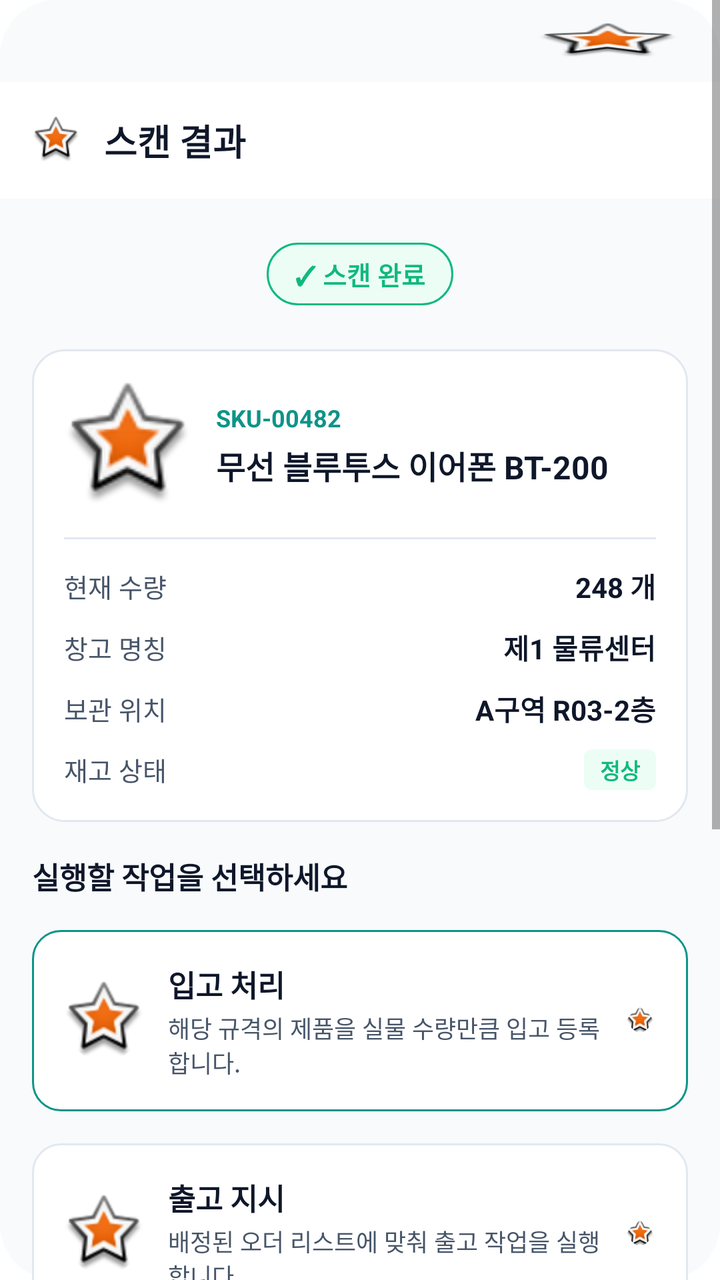
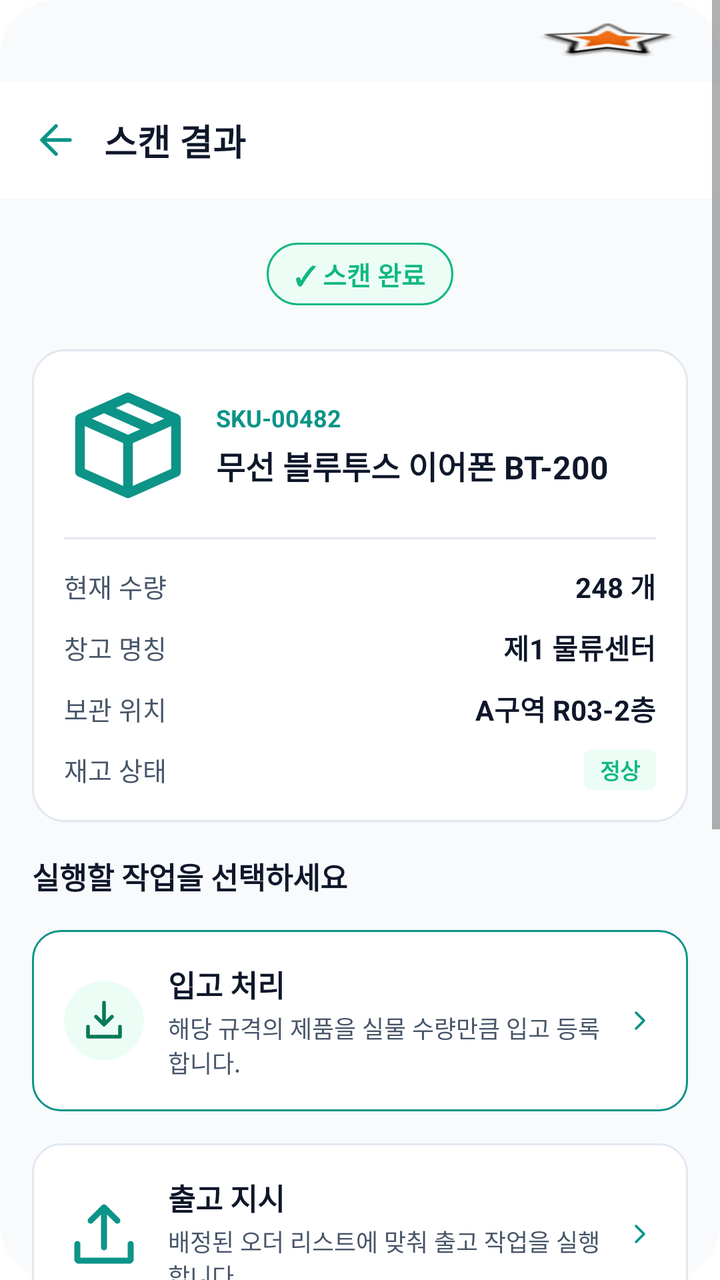

Compare the two renders of this Android layout. The source of the first and the diff that turns it into the second are given below.
<!-- AndroidManifest.xml: application theme Theme.MaterialComponents.DayNight.NoActionBar -->
<!-- res/layout/activity_scan_result.xml -->
<LinearLayout 
	xmlns:android="http://schemas.android.com/apk/res/android"
	xmlns:tools="http://schemas.android.com/tools"
	xmlns:app="http://schemas.android.com/apk/res-auto"
	android:background="#FFFFFF"
	android:clipChildren="false"
	android:clipToPadding="false"
	android:orientation="vertical"
	android:layout_width="match_parent"
	android:layout_height="match_parent">
	<ScrollView 
		android:clipChildren="false"
		android:clipToPadding="false"
		android:id="@+id/rdcsehdmsfye"
		android:layout_width="match_parent"
		android:layout_height="wrap_content"
		android:layout_weight="1"
		android:background="@drawable/cr28bf8fafc">
		<LinearLayout
			android:layout_width="match_parent"
			android:layout_height="match_parent"
			android:clipChildren="false"
			android:clipToPadding="false"
			android:orientation="vertical">
			<LinearLayout
				android:id="@+id/rfrh4q7hemj6"
				android:layout_width="match_parent"
				android:layout_height="wrap_content"
				android:layout_marginBottom="127dp"
				android:orientation="vertical">
				<LinearLayout
					android:id="@+id/rq9xneyfrsue"
					android:layout_width="match_parent"
					android:layout_height="wrap_content"
					android:gravity="center_vertical"
					android:paddingVertical="11dp"
					android:paddingHorizontal="20dp"
					android:orientation="horizontal">
					<TextView
						android:id="@+id/ru7umkbca5e"
						android:textColor="#0F172A"
						android:textSize="14sp"
						android:textStyle="bold"
						android:layout_height="wrap_content"
						android:layout_width="wrap_content"
						android:text=""
					/>
					<View
						android:layout_width="0dp"
						android:layout_height="0dp"
						android:layout_weight="1"
					 />
					<ImageView
						android:id="@+id/rs501264yjoh"
						android:layout_width="72dp"
						android:layout_height="18dp"
						android:src="@android:drawable/star_big_on"
						android:scaleType="fitXY"
					/>
				</LinearLayout>
				<LinearLayout
					android:id="@+id/rzfcksk6tl7q"
					android:layout_width="match_parent"
					android:layout_height="wrap_content"
					android:gravity="center_vertical"
					android:background="#FFFFFF"
					android:paddingVertical="16dp"
					android:paddingLeft="16dp"
					android:orientation="horizontal">
					<ImageView
						android:id="@+id/rtyhqvwzh9v"
						android:layout_width="24dp"
						android:layout_height="24dp"
						android:layout_marginEnd="12dp"
						android:src="@android:drawable/star_big_on"
						android:scaleType="fitXY"
					/>
					<TextView
						android:id="@+id/r3e0kybuh8hp"
						android:textColor="#0F172A"
						android:textSize="18sp"
						android:textStyle="bold"
						android:layout_height="wrap_content"
						android:layout_width="wrap_content"
						android:text="스캔 결과"
					/>
				</LinearLayout>
				<LinearLayout
					android:id="@+id/r90j1a6wdkji"
					android:layout_width="match_parent"
					android:layout_height="wrap_content"
					android:paddingVertical="16dp"
					android:paddingRight="16dp"
					android:orientation="vertical">
					<LinearLayout
						android:id="@+id/rfkdaclsfsdr"
						android:layout_width="match_parent"
						android:layout_height="wrap_content"
						android:gravity="center_horizontal"
						android:paddingVertical="6dp"
						android:layout_marginBottom="16dp"
						android:layout_marginStart="16dp"
						android:orientation="vertical">
						<LinearLayout
							android:id="@+id/rezvoesofeq"
							android:layout_width="wrap_content"
							android:layout_height="wrap_content"
							android:background="@drawable/s10b981sw1cr100becfdf5"
							android:paddingVertical="6dp"
							android:paddingHorizontal="14dp"
							android:clickable="true"
							android:focusable="true"
							android:orientation="vertical">
							<TextView
								android:id="@+id/rcxmwib4x7y8"
								android:textColor="#10B981"
								android:textSize="13sp"
								android:textStyle="bold"
								android:layout_height="wrap_content"
								android:layout_width="wrap_content"
								android:text="✓ 스캔 완료"
							/>
						</LinearLayout>
					</LinearLayout>
					<LinearLayout
						android:id="@+id/r68s6le8w8cv"
						android:layout_width="match_parent"
						android:layout_height="wrap_content"
						android:background="@drawable/se2e8f0sw1cr16bffffff"
						android:padding="16dp"
						android:layout_marginBottom="16dp"
						android:layout_marginStart="16dp"
						android:orientation="vertical">
						<LinearLayout
							android:id="@+id/rfy8uea1lcas"
							android:layout_width="match_parent"
							android:layout_height="wrap_content"
							android:gravity="center_vertical"
							android:layout_marginBottom="14dp"
							android:orientation="horizontal">
							<com.google.android.material.imageview.ShapeableImageView
								android:id="@+id/rehogsrtzjtt"
								app:shapeAppearanceOverlay="@style/cr8"
								android:layout_width="64dp"
								android:layout_height="64dp"
								android:layout_marginEnd="12dp"
								android:src="@android:drawable/star_big_on"
								android:scaleType="fitXY"
							/>
							<LinearLayout
								android:id="@+id/rp1xkib981o"
								android:layout_width="0dp"
								android:layout_height="wrap_content"
								android:layout_weight="1"
								android:orientation="vertical">
								<TextView
									android:id="@+id/rf3ig0l2b2fp"
									android:textColor="#0D9488"
									android:textSize="12sp"
									android:textStyle="bold"
									android:layout_marginBottom="4dp"
									android:layout_height="wrap_content"
									android:layout_width="wrap_content"
									android:text="SKU-00482"
								/>
								<TextView
									android:id="@+id/r238j57bcx7l"
									android:textColor="#0F172A"
									android:textSize="16sp"
									android:textStyle="bold"
									android:layout_height="wrap_content"
									android:layout_width="wrap_content"
									android:text="무선 블루투스 이어폰 BT-200"
								/>
							</LinearLayout>
						</LinearLayout>
						<LinearLayout
							android:id="@+id/rq2vz677ztls"
							android:layout_width="match_parent"
							android:layout_height="1dp"
							android:background="#E2E8F0"
							android:layout_marginBottom="13dp"
							android:orientation="vertical">
						</LinearLayout>
						<LinearLayout
							android:id="@+id/r89q2pahstop"
							android:layout_width="match_parent"
							android:layout_height="wrap_content"
							android:orientation="vertical">
							<LinearLayout
								android:id="@+id/r8rc6or5mas4"
								android:layout_width="match_parent"
								android:layout_height="wrap_content"
								android:gravity="center_vertical"
								android:layout_marginBottom="10dp"
								android:orientation="horizontal">
								<TextView
									android:id="@+id/ryyj4ttc9bw7"
									android:textColor="#475569"
									android:textSize="13sp"
									android:layout_height="wrap_content"
									android:layout_width="wrap_content"
									android:text="현재 수량"
								/>
								<View
									android:layout_width="0dp"
									android:layout_height="0dp"
									android:layout_weight="1"
								 />
								<TextView
									android:id="@+id/rxz3a2iyt6wc"
									android:textColor="#0F172A"
									android:textSize="14sp"
									android:textStyle="bold"
									android:layout_height="wrap_content"
									android:layout_width="wrap_content"
									android:text="248 개"
								/>
							</LinearLayout>
							<LinearLayout
								android:id="@+id/rcoktz4ljdto"
								android:layout_width="match_parent"
								android:layout_height="wrap_content"
								android:gravity="center_vertical"
								android:layout_marginBottom="10dp"
								android:orientation="horizontal">
								<TextView
									android:id="@+id/racmun2edo25"
									android:textColor="#475569"
									android:textSize="13sp"
									android:layout_height="wrap_content"
									android:layout_width="wrap_content"
									android:text="창고 명칭"
								/>
								<View
									android:layout_width="0dp"
									android:layout_height="0dp"
									android:layout_weight="1"
								 />
								<TextView
									android:id="@+id/ryrvw3gcl4jh"
									android:textColor="#0F172A"
									android:textSize="14sp"
									android:textStyle="bold"
									android:layout_height="wrap_content"
									android:layout_width="wrap_content"
									android:text="제1 물류센터"
								/>
							</LinearLayout>
							<LinearLayout
								android:id="@+id/ria1gxcikasn"
								android:layout_width="match_parent"
								android:layout_height="wrap_content"
								android:gravity="center_vertical"
								android:layout_marginBottom="10dp"
								android:orientation="horizontal">
								<TextView
									android:id="@+id/rqtbhzok06m"
									android:textColor="#475569"
									android:textSize="13sp"
									android:layout_height="wrap_content"
									android:layout_width="wrap_content"
									android:text="보관 위치"
								/>
								<View
									android:layout_width="0dp"
									android:layout_height="0dp"
									android:layout_weight="1"
								 />
								<TextView
									android:id="@+id/rtjrgpugrbme"
									android:textColor="#0F172A"
									android:textSize="14sp"
									android:textStyle="bold"
									android:layout_height="wrap_content"
									android:layout_width="wrap_content"
									android:text="A구역 R03-2층"
								/>
							</LinearLayout>
							<LinearLayout
								android:id="@+id/r7flzn5smr2n"
								android:layout_width="match_parent"
								android:layout_height="wrap_content"
								android:gravity="center_vertical"
								android:orientation="horizontal">
								<TextView
									android:id="@+id/r3jpbv8o423l"
									android:textColor="#475569"
									android:textSize="13sp"
									android:layout_height="wrap_content"
									android:layout_width="wrap_content"
									android:text="재고 상태"
								/>
								<View
									android:layout_width="0dp"
									android:layout_height="0dp"
									android:layout_weight="1"
								 />
								<LinearLayout
									android:id="@+id/r0wrk4mdta09f"
									android:layout_width="wrap_content"
									android:layout_height="wrap_content"
									android:background="@drawable/cr4becfdf5"
									android:paddingVertical="2dp"
									android:paddingHorizontal="8dp"
									android:orientation="vertical">
									<TextView
										android:id="@+id/r1nwxsmy5ffa"
										android:textColor="#10B981"
										android:textSize="11sp"
										android:textStyle="bold"
										android:layout_height="wrap_content"
										android:layout_width="wrap_content"
										android:text="정상"
									/>
								</LinearLayout>
							</LinearLayout>
						</LinearLayout>
					</LinearLayout>
					<TextView
						android:id="@+id/rknp2lu8uz6r"
						android:textColor="#0F172A"
						android:textSize="15sp"
						android:textStyle="bold"
						android:layout_marginBottom="16dp"
						android:layout_marginStart="16dp"
						android:layout_height="wrap_content"
						android:layout_width="wrap_content"
						android:text="실행할 작업을 선택하세요"
					/>
					<LinearLayout
						android:id="@+id/rfnljtjhyu1u"
						android:layout_width="match_parent"
						android:layout_height="wrap_content"
						android:gravity="center_vertical"
						android:background="@drawable/s0d9488sw1cr14bffffff"
						android:padding="16dp"
						android:layout_marginBottom="16dp"
						android:layout_marginStart="16dp"
						android:orientation="horizontal">
						<com.google.android.material.imageview.ShapeableImageView
							android:id="@+id/rljv96qxzirl"
							app:shapeAppearanceOverlay="@style/cr20"
							android:layout_width="40dp"
							android:layout_height="40dp"
							android:layout_marginEnd="12dp"
							android:src="@android:drawable/star_big_on"
							android:scaleType="fitXY"
						/>
						<LinearLayout
							android:id="@+id/rngdg3vwil0f"
							android:layout_width="0dp"
							android:layout_height="wrap_content"
							android:layout_weight="1"
							android:layout_marginEnd="12dp"
							android:orientation="vertical">
							<TextView
								android:id="@+id/rbdbllrxtrsm"
								android:textColor="#0F172A"
								android:textSize="15sp"
								android:textStyle="bold"
								android:layout_marginBottom="2dp"
								android:layout_height="wrap_content"
								android:layout_width="wrap_content"
								android:text="입고 처리"
							/>
							<TextView
								android:id="@+id/ruxk4k1kuvbo"
								android:textColor="#475569"
								android:textSize="12sp"
								android:layout_height="wrap_content"
								android:layout_width="match_parent"
								android:layout_weight="1"
								android:text="해당 규격의 제품을 실물 수량만큼 입고 등록합니다."
							/>
						</LinearLayout>
						<com.google.android.material.imageview.ShapeableImageView
							android:id="@+id/r3ddcc042sha"
							app:shapeAppearanceOverlay="@style/cr14"
							android:layout_width="16dp"
							android:layout_height="16dp"
							android:src="@android:drawable/star_big_on"
							android:scaleType="fitXY"
						/>
					</LinearLayout>
					<LinearLayout
						android:id="@+id/rq7bwzi36q2"
						android:layout_width="match_parent"
						android:layout_height="wrap_content"
						android:gravity="center_vertical"
						android:background="@drawable/se2e8f0sw1cr14bffffff"
						android:padding="16dp"
						android:layout_marginBottom="16dp"
						android:layout_marginStart="16dp"
						android:orientation="horizontal">
						<com.google.android.material.imageview.ShapeableImageView
							android:id="@+id/r8amufvebl0f"
							app:shapeAppearanceOverlay="@style/cr20"
							android:layout_width="40dp"
							android:layout_height="40dp"
							android:layout_marginEnd="12dp"
							android:src="@android:drawable/star_big_on"
							android:scaleType="fitXY"
						/>
						<LinearLayout
							android:id="@+id/rllkder75hq"
							android:layout_width="0dp"
							android:layout_height="wrap_content"
							android:layout_weight="1"
							android:layout_marginEnd="12dp"
							android:orientation="vertical">
							<TextView
								android:id="@+id/rsgtca74n70s"
								android:textColor="#0F172A"
								android:textSize="15sp"
								android:textStyle="bold"
								android:layout_marginBottom="2dp"
								android:layout_height="wrap_content"
								android:layout_width="wrap_content"
								android:text="출고 지시"
							/>
							<TextView
								android:id="@+id/r3gdl2c169v8"
								android:textColor="#475569"
								android:textSize="12sp"
								android:layout_height="wrap_content"
								android:layout_width="match_parent"
								android:layout_weight="1"
								android:text="배정된 오더 리스트에 맞춰 출고 작업을 실행합니다."
							/>
						</LinearLayout>
						<com.google.android.material.imageview.ShapeableImageView
							android:id="@+id/r44bpz2b5xd"
							app:shapeAppearanceOverlay="@style/cr14"
							android:layout_width="16dp"
							android:layout_height="16dp"
							android:src="@android:drawable/star_big_on"
							android:scaleType="fitXY"
						/>
					</LinearLayout>
					<LinearLayout
						android:id="@+id/raymt3q45hzd"
						android:layout_width="match_parent"
						android:layout_height="wrap_content"
						android:gravity="center_vertical"
						android:background="@drawable/se2e8f0sw1cr14bffffff"
						android:padding="16dp"
						android:layout_marginStart="16dp"
						android:orientation="horizontal">
						<com.google.android.material.imageview.ShapeableImageView
							android:id="@+id/rt6mzo7uanci"
							app:shapeAppearanceOverlay="@style/cr20"
							android:layout_width="40dp"
							android:layout_height="40dp"
							android:layout_marginEnd="12dp"
							android:src="@android:drawable/star_big_on"
							android:scaleType="fitXY"
						/>
						<LinearLayout
							android:id="@+id/r69znh14de1"
							android:layout_width="0dp"
							android:layout_height="wrap_content"
							android:layout_weight="1"
							android:layout_marginEnd="12dp"
							android:orientation="vertical">
							<TextView
								android:id="@+id/rrrklxlqf94o"
								android:textColor="#0F172A"
								android:textSize="15sp"
								android:textStyle="bold"
								android:layout_marginBottom="2dp"
								android:layout_height="wrap_content"
								android:layout_width="wrap_content"
								android:text="재고 이동"
							/>
							<TextView
								android:id="@+id/rq9tjzxqiybm"
								android:textColor="#475569"
								android:textSize="12sp"
								android:layout_height="wrap_content"
								android:layout_width="match_parent"
								android:layout_weight="1"
								android:text="보관 랙 구역의 재배정 및 재고 간 위치 이동을 처리합니다."
							/>
						</LinearLayout>
						<com.google.android.material.imageview.ShapeableImageView
							android:id="@+id/rl3774ktjt5"
							app:shapeAppearanceOverlay="@style/cr14"
							android:layout_width="16dp"
							android:layout_height="16dp"
							android:src="@android:drawable/star_big_on"
							android:scaleType="fitXY"
						/>
					</LinearLayout>
				</LinearLayout>
			</LinearLayout>
			<RelativeLayout
				android:id="@+id/rgi27777ffr"
				android:layout_width="match_parent"
				android:layout_height="wrap_content"
				android:clipChildren="false"
				android:clipToPadding="false"
				>
				<LinearLayout
					android:layout_width="match_parent"
					android:layout_height="wrap_content"
					android:clipChildren="false"
					android:clipToPadding="false"
					android:orientation="vertical">
					<LinearLayout
						android:id="@+id/rj3svrdtvh4l"
						android:layout_width="match_parent"
						android:layout_height="wrap_content"
						android:background="#FFFFFF"
						android:paddingHorizontal="12dp"
						android:orientation="horizontal">
						<ImageView
							android:id="@+id/r8cwkejnored"
							android:layout_width="0dp"
							android:layout_height="52dp"
							android:layout_weight="1"
							android:layout_marginVertical="12dp"
							android:layout_marginEnd="44dp"
							android:src="@android:drawable/star_big_on"
							android:scaleType="fitXY"
						/>
						<LinearLayout
							android:id="@+id/roalju6p9meo"
							android:layout_width="0dp"
							android:layout_height="wrap_content"
							android:layout_weight="1"
							android:gravity="center_horizontal"
							android:paddingVertical="6dp"
							android:layout_marginTop="12dp"
							android:layout_marginEnd="11dp"
							android:orientation="vertical">
							<ImageView
								android:id="@+id/r3i2dsbbevnt"
								android:layout_width="22dp"
								android:layout_height="22dp"
								android:layout_marginBottom="4dp"
								android:src="@android:drawable/star_big_on"
								android:scaleType="fitXY"
							/>
							<TextView
								android:id="@+id/rndxioswbun"
								android:textColor="#475569"
								android:textSize="11sp"
								android:layout_height="wrap_content"
								android:layout_width="wrap_content"
								android:text="재고"
							/>
						</LinearLayout>
						<TextView
							android:id="@+id/rlbv93a9nj39"
							android:textColor="#0D9488"
							android:textSize="11sp"
							android:textStyle="bold"
							android:layout_marginTop="40dp"
							android:layout_marginEnd="13dp"
							android:layout_height="wrap_content"
							android:layout_width="wrap_content"
							android:text="스캔"
						/>
						<LinearLayout
							android:id="@+id/rclh26fxpkrc"
							android:layout_width="0dp"
							android:layout_height="wrap_content"
							android:layout_weight="1"
							android:gravity="center_horizontal"
							android:paddingVertical="6dp"
							android:layout_marginTop="12dp"
							android:layout_marginEnd="44dp"
							android:orientation="vertical">
							<ImageView
								android:id="@+id/r2br9lrj4l0h"
								android:layout_width="22dp"
								android:layout_height="22dp"
								android:layout_marginBottom="4dp"
								android:src="@android:drawable/star_big_on"
								android:scaleType="fitXY"
							/>
							<TextView
								android:id="@+id/rusmg7zxyn2"
								android:textColor="#475569"
								android:textSize="11sp"
								android:layout_height="wrap_content"
								android:layout_width="wrap_content"
								android:text="작업"
							/>
						</LinearLayout>
						<LinearLayout
							android:id="@+id/rm707sqj86g"
							android:layout_width="0dp"
							android:layout_height="wrap_content"
							android:layout_weight="1"
							android:gravity="center_horizontal"
							android:paddingVertical="6dp"
							android:layout_marginTop="12dp"
							android:orientation="vertical">
							<ImageView
								android:id="@+id/rsaedj8a330m"
								android:layout_width="22dp"
								android:layout_height="22dp"
								android:layout_marginBottom="4dp"
								android:src="@android:drawable/star_big_on"
								android:scaleType="fitXY"
							/>
							<TextView
								android:id="@+id/rgax1y1bzlj"
								android:textColor="#475569"
								android:textSize="11sp"
								android:layout_height="wrap_content"
								android:layout_width="wrap_content"
								android:text="더보기"
							/>
						</LinearLayout>
					</LinearLayout>
				</LinearLayout>
				<LinearLayout
					android:id="@+id/rc6fyxe54a3"
					android:layout_marginTop="-17dp"
					android:layout_marginEnd="0dp"
					android:layout_marginStart="0dp"
					android:layout_width="match_parent"
					android:layout_height="wrap_content"
					android:gravity="center_horizontal"
					android:clipChildren="false"
					android:clipToPadding="false"
					android:orientation="vertical">
					<com.google.android.material.imageview.ShapeableImageView
						android:id="@+id/rbszw0k3kf2r"
						app:shapeAppearanceOverlay="@style/cr29"
						android:layout_width="58dp"
						android:layout_height="58dp"
						android:src="@android:drawable/star_big_on"
						android:scaleType="fitXY"
					/>
				</LinearLayout>
			</RelativeLayout>
		</LinearLayout>
	</ScrollView>
</LinearLayout>
<!-- resources referenced by this layout -->
<resources>
  <!-- unchanged entries left out for length: 10 -->
</resources>

<!-- the commit's change to res/layout/activity_scan_result.xml (unified diff, before → after) -->
@@ -72,8 +72,8 @@
 						android:layout_width="24dp"
 						android:layout_height="24dp"
 						android:layout_marginEnd="12dp"
-						android:src="@android:drawable/star_big_on"
-						android:scaleType="fitXY"
+						android:src="@drawable/ic_inven_back"
+						android:scaleType="fitCenter"
 					/>
 					<TextView
 						android:id="@+id/r3e0kybuh8hp"
@@ -144,8 +144,8 @@
 								android:layout_width="64dp"
 								android:layout_height="64dp"
 								android:layout_marginEnd="12dp"
-								android:src="@android:drawable/star_big_on"
-								android:scaleType="fitXY"
+								android:src="@drawable/ic_inven_inventory"
+								android:scaleType="fitCenter"
 							/>
 							<LinearLayout
 								android:id="@+id/rp1xkib981o"
@@ -344,8 +344,8 @@
 							android:layout_width="40dp"
 							android:layout_height="40dp"
 							android:layout_marginEnd="12dp"
-							android:src="@android:drawable/star_big_on"
-							android:scaleType="fitXY"
+							android:src="@drawable/ic_inven_home_inbound"
+							android:scaleType="fitCenter"
 						/>
 						<LinearLayout
 							android:id="@+id/rngdg3vwil0f"
@@ -379,8 +379,8 @@
 							app:shapeAppearanceOverlay="@style/cr14"
 							android:layout_width="16dp"
 							android:layout_height="16dp"
-							android:src="@android:drawable/star_big_on"
-							android:scaleType="fitXY"
+							android:src="@drawable/ic_inven_chevron_right"
+							android:scaleType="fitCenter"
 						/>
 					</LinearLayout>
 					<LinearLayout
@@ -399,8 +399,8 @@
 							android:layout_width="40dp"
 							android:layout_height="40dp"
 							android:layout_marginEnd="12dp"
-							android:src="@android:drawable/star_big_on"
-							android:scaleType="fitXY"
+							android:src="@drawable/ic_inven_upload"
+							android:scaleType="fitCenter"
 						/>
 						<LinearLayout
 							android:id="@+id/rllkder75hq"
@@ -434,8 +434,8 @@
 							app:shapeAppearanceOverlay="@style/cr14"
 							android:layout_width="16dp"
 							android:layout_height="16dp"
-							android:src="@android:drawable/star_big_on"
-							android:scaleType="fitXY"
+							android:src="@drawable/ic_inven_chevron_right"
+							android:scaleType="fitCenter"
 						/>
 					</LinearLayout>
 					<LinearLayout
@@ -453,8 +453,8 @@
 							android:layout_width="40dp"
 							android:layout_height="40dp"
 							android:layout_marginEnd="12dp"
-							android:src="@android:drawable/star_big_on"
-							android:scaleType="fitXY"
+							android:src="@drawable/ic_inven_home_transfer"
+							android:scaleType="fitCenter"
 						/>
 						<LinearLayout
 							android:id="@+id/r69znh14de1"
@@ -488,8 +488,8 @@
 							app:shapeAppearanceOverlay="@style/cr14"
 							android:layout_width="16dp"
 							android:layout_height="16dp"
-							android:src="@android:drawable/star_big_on"
-							android:scaleType="fitXY"
+							android:src="@drawable/ic_inven_chevron_right"
+							android:scaleType="fitCenter"
 						/>
 					</LinearLayout>
 				</LinearLayout>
@@ -514,15 +514,21 @@
 						android:background="#FFFFFF"
 						android:paddingHorizontal="12dp"
 						android:orientation="horizontal">
-						<ImageView
+						<TextView
 							android:id="@+id/r8cwkejnored"
 							android:layout_width="0dp"
 							android:layout_height="52dp"
 							android:layout_weight="1"
 							android:layout_marginVertical="12dp"
 							android:layout_marginEnd="44dp"
-							android:src="@android:drawable/star_big_on"
-							android:scaleType="fitXY"
+							android:gravity="center"
+							android:paddingVertical="5dp"
+							android:drawableTop="@drawable/ic_inven_home"
+							android:drawableTint="#475569"
+							android:drawablePadding="3dp"
+							android:text="홈"
+							android:textSize="11sp"
+							android:textColor="#475569"
 						/>
 						<LinearLayout
 							android:id="@+id/roalju6p9meo"
@@ -539,8 +545,9 @@
 								android:layout_width="22dp"
 								android:layout_height="22dp"
 								android:layout_marginBottom="4dp"
-								android:src="@android:drawable/star_big_on"
-								android:scaleType="fitXY"
+								android:src="@drawable/ic_inven_inventory"
+								android:tint="#475569"
+								android:scaleType="fitCenter"
 							/>
 							<TextView
 								android:id="@+id/rndxioswbun"
@@ -577,8 +584,9 @@
 								android:layout_width="22dp"
 								android:layout_height="22dp"
 								android:layout_marginBottom="4dp"
-								android:src="@android:drawable/star_big_on"
-								android:scaleType="fitXY"
+								android:src="@drawable/ic_inven_work"
+								android:tint="#475569"
+								android:scaleType="fitCenter"
 							/>
 							<TextView
 								android:id="@+id/rusmg7zxyn2"
@@ -603,8 +611,9 @@
 								android:layout_width="22dp"
 								android:layout_height="22dp"
 								android:layout_marginBottom="4dp"
-								android:src="@android:drawable/star_big_on"
-								android:scaleType="fitXY"
+								android:src="@drawable/ic_inven_more"
+								android:tint="#475569"
+								android:scaleType="fitCenter"
 							/>
 							<TextView
 								android:id="@+id/rgax1y1bzlj"
@@ -633,8 +642,9 @@
 						app:shapeAppearanceOverlay="@style/cr29"
 						android:layout_width="58dp"
 						android:layout_height="58dp"
-						android:src="@android:drawable/star_big_on"
-						android:scaleType="fitXY"
+						android:src="@drawable/ic_inven_scan_fab"
+						android:contentDescription="바코드 스캔"
+						android:scaleType="fitCenter"
 					/>
 				</LinearLayout>
 			</RelativeLayout>
<!-- resource entries referenced after the edit -->
@@ -1,5 +1,94 @@
 <!-- resources referenced by this layout -->
 <resources>
+  <!-- drawable ic_inven_back (drawable) -->
+  <vector xmlns:android="http://schemas.android.com/apk/res/android"
+      android:width="24dp" android:height="24dp"
+      android:viewportWidth="24" android:viewportHeight="24">
+      <path android:fillColor="#00000000" android:strokeColor="#0D9488"
+          android:strokeWidth="1.8" android:strokeLineCap="round" android:strokeLineJoin="round"
+          android:pathData="M19,12 H5 M12,5 L5,12 L12,19" />
+  </vector>
+  <!-- drawable ic_inven_chevron_right (drawable) -->
+  <vector xmlns:android="http://schemas.android.com/apk/res/android"
+      android:width="24dp" android:height="24dp"
+      android:viewportWidth="24" android:viewportHeight="24">
+      <path android:fillColor="#00000000" android:strokeColor="#0D9488"
+          android:strokeWidth="1.8" android:strokeLineCap="round" android:strokeLineJoin="round"
+          android:pathData="M9,6 L15,12 L9,18" />
+  </vector>
+  <!-- drawable ic_inven_home (drawable) -->
+  <vector xmlns:android="http://schemas.android.com/apk/res/android"
+      android:width="24dp" android:height="24dp"
+      android:viewportWidth="24" android:viewportHeight="24">
+      <path android:fillColor="#00000000" android:strokeColor="#0D9488"
+          android:strokeWidth="1.8" android:strokeLineCap="round" android:strokeLineJoin="round"
+          android:pathData="M3,10 L12,3 L21,10 M5,9 V21 H19 V9 M10,21 V15 H14 V21" />
+  </vector>
+  <!-- drawable ic_inven_home_inbound (drawable) -->
+  <vector xmlns:android="http://schemas.android.com/apk/res/android"
+      android:width="40dp" android:height="40dp"
+      android:viewportWidth="40" android:viewportHeight="40">
+      <path android:fillColor="#ECFDF5" android:pathData="M20,0 A20,20 0 1,1 20,40 A20,20 0 1,1 20,0 Z" />
+      <group android:translateX="8" android:translateY="8">
+          <path android:fillColor="#00000000" android:strokeColor="#047857"
+              android:strokeWidth="1.8" android:strokeLineCap="round" android:strokeLineJoin="round"
+              android:pathData="M12,3 V14 M8,10 L12,14 L16,10 M4,15 V20 H20 V15" />
+      </group>
+  </vector>
+  <!-- drawable ic_inven_home_transfer (drawable) -->
+  <vector xmlns:android="http://schemas.android.com/apk/res/android"
+      android:width="40dp" android:height="40dp"
+      android:viewportWidth="40" android:viewportHeight="40">
+      <path android:fillColor="#EFF6FF" android:pathData="M20,0 A20,20 0 1,1 20,40 A20,20 0 1,1 20,0 Z" />
+      <group android:translateX="8" android:translateY="8">
+          <path android:fillColor="#00000000" android:strokeColor="#2563EB"
+              android:strokeWidth="1.8" android:strokeLineCap="round" android:strokeLineJoin="round"
+              android:pathData="M4,8 H20 M16,4 L20,8 L16,12 M20,16 H4 M8,12 L4,16 L8,20" />
+      </group>
+  </vector>
+  <!-- drawable ic_inven_inventory (drawable) -->
+  <vector xmlns:android="http://schemas.android.com/apk/res/android"
+      android:width="24dp" android:height="24dp"
+      android:viewportWidth="24" android:viewportHeight="24">
+      <path android:fillColor="#00000000" android:strokeColor="#0D9488"
+          android:strokeWidth="1.8" android:strokeLineCap="round" android:strokeLineJoin="round"
+          android:pathData="M3,7 L12,3 L21,7 L12,11 Z M3,7 V17 L12,21 L21,17 V7 M12,11 V21 M7.5,5 L16.5,9" />
+  </vector>
+  <!-- drawable ic_inven_more (drawable) -->
+  <vector xmlns:android="http://schemas.android.com/apk/res/android"
+      android:width="24dp" android:height="24dp"
+      android:viewportWidth="24" android:viewportHeight="24">
+      <path android:fillColor="#00000000" android:strokeColor="#0D9488"
+          android:strokeWidth="2.7" android:strokeLineCap="round" android:strokeLineJoin="round"
+          android:pathData="M5,12 H5.01 M12,12 H12.01 M19,12 H19.01" />
+  </vector>
+  <!-- drawable ic_inven_scan_fab (drawable) -->
+  <vector xmlns:android="http://schemas.android.com/apk/res/android"
+      android:width="58dp" android:height="58dp"
+      android:viewportWidth="40" android:viewportHeight="40">
+      <path android:fillColor="#0D9488" android:pathData="M20,0 A20,20 0 1,1 20,40 A20,20 0 1,1 20,0 Z" />
+      <group android:translateX="8" android:translateY="8">
+          <path android:fillColor="#00000000" android:strokeColor="#FFFFFF"
+              android:strokeWidth="1.8" android:strokeLineCap="round" android:strokeLineJoin="round"
+              android:pathData="M8,4 H4 V8 M16,4 H20 V8 M8,20 H4 V16 M16,20 H20 V16 M7,9 V15 M10,9 V15 M14,9 V15 M17,9 V15" />
+      </group>
+  </vector>
+  <!-- drawable ic_inven_upload (drawable) -->
+  <vector xmlns:android="http://schemas.android.com/apk/res/android"
+      android:width="24dp" android:height="24dp"
+      android:viewportWidth="24" android:viewportHeight="24">
+      <path android:fillColor="#00000000" android:strokeColor="#0D9488"
+          android:strokeWidth="1.8" android:strokeLineCap="round" android:strokeLineJoin="round"
+          android:pathData="M12,16 V4 M8,8 L12,4 L16,8 M4,15 V20 H20 V15" />
+  </vector>
+  <!-- drawable ic_inven_work (drawable) -->
+  <vector xmlns:android="http://schemas.android.com/apk/res/android"
+      android:width="24dp" android:height="24dp"
+      android:viewportWidth="24" android:viewportHeight="24">
+      <path android:fillColor="#00000000" android:strokeColor="#0D9488"
+          android:strokeWidth="1.8" android:strokeLineCap="round" android:strokeLineJoin="round"
+          android:pathData="M9,5 H6 A2,2 0 0,0 4,7 V20 A1,1 0 0,0 5,21 H19 A1,1 0 0,0 20,20 V7 A2,2 0 0,0 18,5 H15 M9,3 H15 V7 H9 Z M8,12 H16 M8,16 H14" />
+  </vector>
   <!-- unchanged entries left out for length: 10 -->
 </resources>
 
